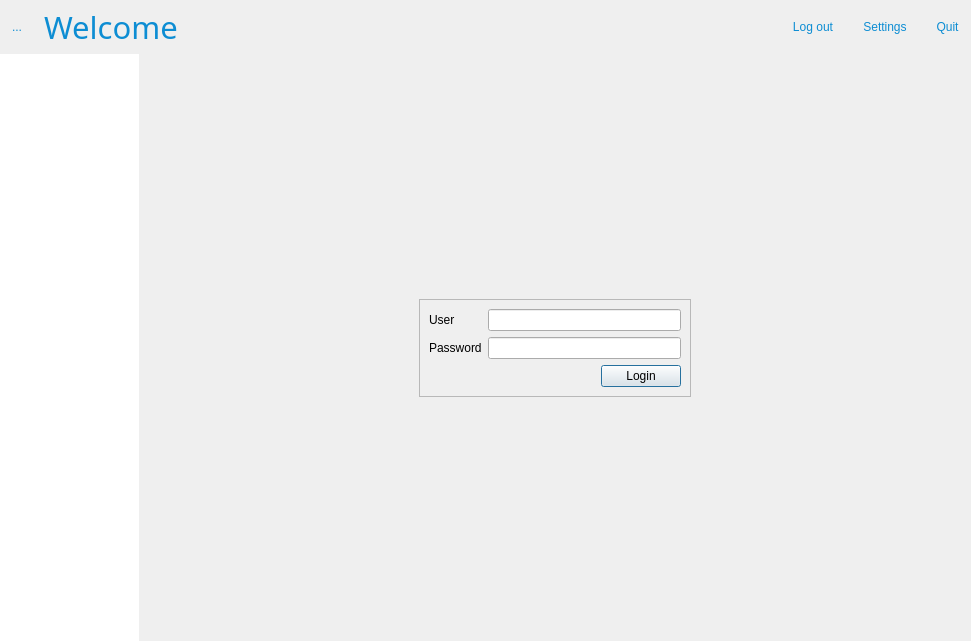
Before: the Qt Designer form Include/imtgui/CThumbnailDecoratorGuiComp.ui in ImagingTools/ImtCore, drawn with Qt 5.
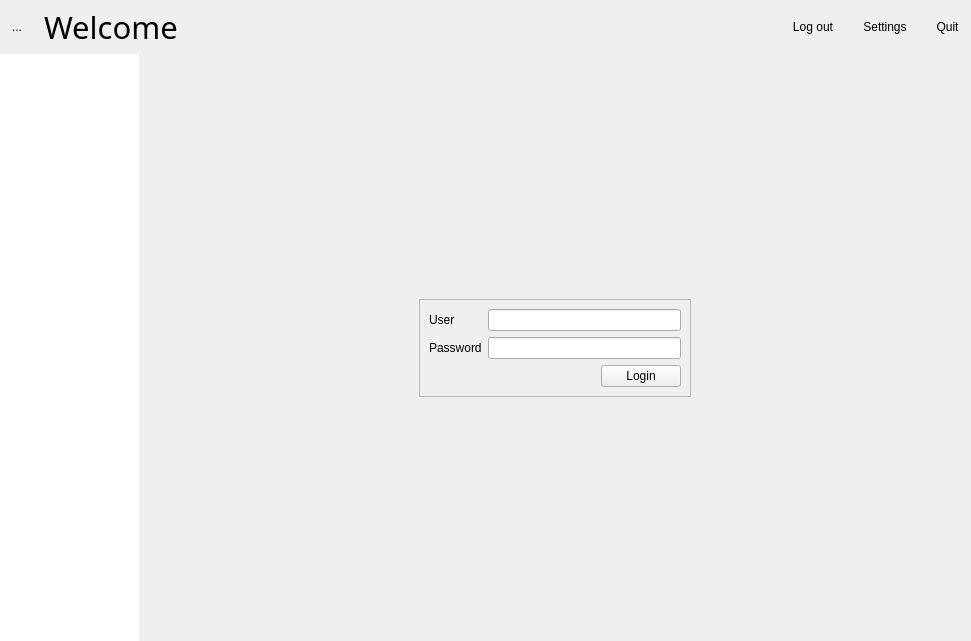
After: the same form once the commit is applied. Icons and pictures are not drawn.

What changed in the file:
```diff
--- a/Include/imtgui/CThumbnailDecoratorGuiComp.ui
+++ b/Include/imtgui/CThumbnailDecoratorGuiComp.ui
@@ -130,9 +130,6 @@
    </property>
    <item>
     <widget class="QFrame" name="TopFrame">
-     <property name="styleSheet">
-      <string notr="true">color: #0d8dd3;</string>
-     </property>
      <property name="frameShape">
       <enum>QFrame::NoFrame</enum>
      </property>
@@ -293,7 +290,10 @@
        </widget>
       </item>
       <item>
-       <widget class="QToolButton" name="toolButton">
+       <widget class="QToolButton" name="SettingsButton">
+        <property name="enabled">
+         <bool>true</bool>
+        </property>
         <property name="text">
          <string>Settings</string>
         </property>
@@ -545,12 +545,6 @@
                      <iconset resource="imtgui.qrc">
                       <normaloff>:/Icons/Lock</normaloff>:/Icons/Lock</iconset>
                     </property>
-                    <property name="autoDefault">
-                     <bool>true</bool>
-                    </property>
-                    <property name="default">
-                     <bool>true</bool>
-                    </property>
                    </widget>
                   </item>
                  </layout>
```
Left out of the diff: 14 changed lines with no effect on the pictures.
